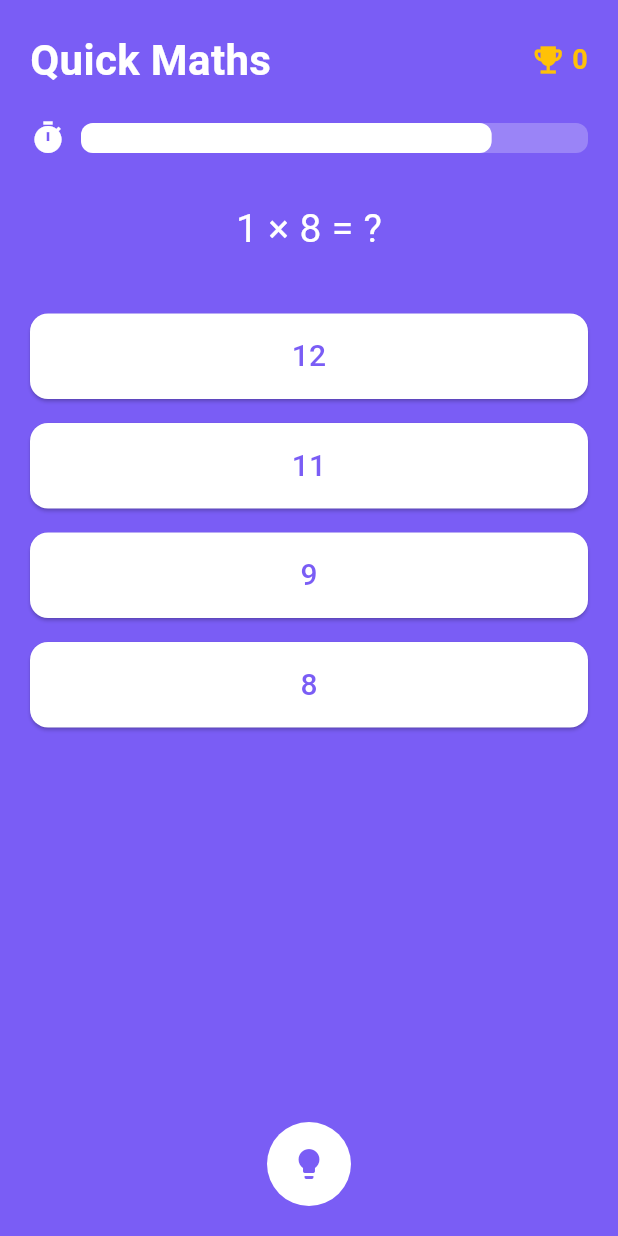
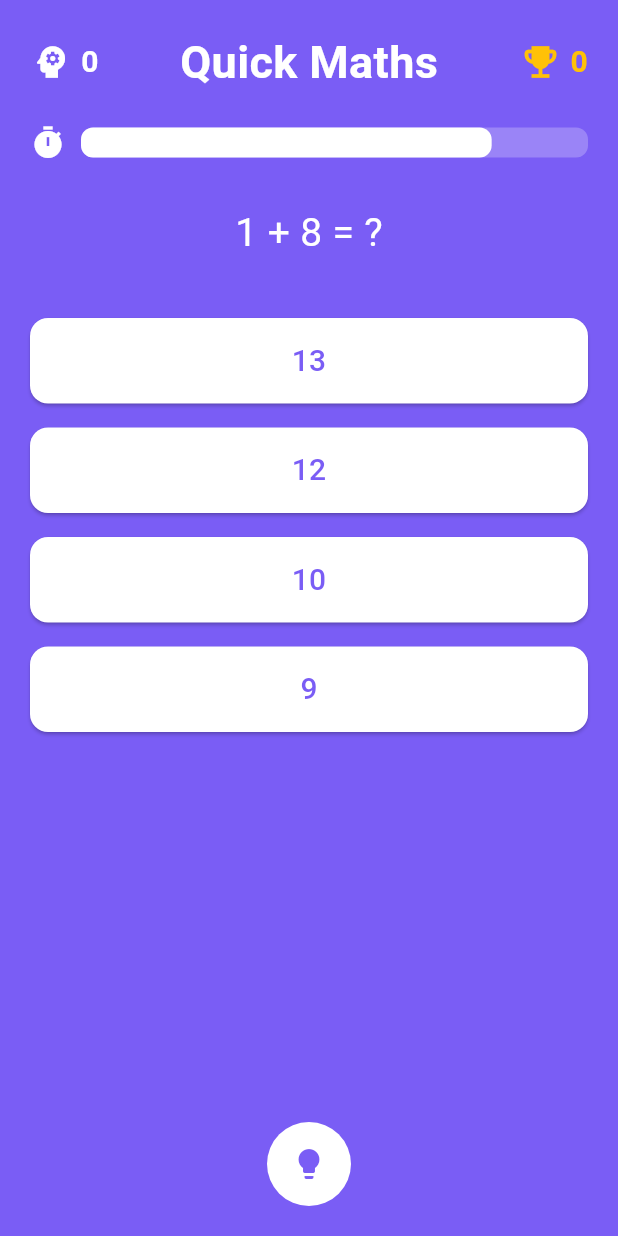
Before and after one commit to Subham29R/math-riddle-app, a Flutter app: the QuickMathPage screen opened directly, on a phone screen of 412 x 824 dp. Run offline on Flutter 3.47's test engine with Material 3 defaults, Android fonts, the light colour scheme and no system bars; our stand-ins replace shared_preferences; accounts and stored records are empty.

Commit message:
Updated the quick math screen

```diff
--- a/lib/quick_math_page.dart
+++ b/lib/quick_math_page.dart
@@ -15,6 +15,7 @@ class _QuickMathPageState extends State<QuickMathPage>
   int _score = 0;
   int _bestScore = 0;
   int _correctAnswer = 0;
+  String? _explanation;
   String _question = '';
   List<int> _options = [];
   late AnimationController _controller;
@@ -23,7 +24,9 @@ class _QuickMathPageState extends State<QuickMathPage>
   late AnimationController _hintAnimController;
   late Animation<double> _hintScaleAnimation;
 
-  Timer? _hintTimer;
+  int _lastTimerDuration = 10;
+  bool hintStarted = false;
+  bool _isBooleanQuestion = false;
 
   @override
   void initState() {
@@ -34,11 +37,30 @@ class _QuickMathPageState extends State<QuickMathPage>
       vsync: this,
     )..addStatusListener((status) {
         if (status == AnimationStatus.completed) {
-        _goToResult();
+          _goToResult(
+            wasWrong: true,
+            question: _question,
+            yourAnswer: _isBooleanQuestion
+                ? "No Answer"
+                : "No Answer",
+            correctAnswer: _isBooleanQuestion
+                ? (_correctAnswer == 1 ? "True" : "False")
+                : _correctAnswer.toString(),
+            explanation: _explanation,
+          );
         }
       });
 
     _animation = Tween<double>(begin: 1.0, end: 0.0).animate(_controller);
+    _animation.addListener(() {
+      if (!hintStarted) {
+        final timeLeft = _controller.duration!.inSeconds * _animation.value;
+        if (timeLeft <= 5) {
+          hintStarted = true;
+          _hintAnimController.forward();
+        }
+      }
+    });
 
     _hintAnimController = AnimationController(
       vsync: this,
@@ -52,7 +74,7 @@ class _QuickMathPageState extends State<QuickMathPage>
     _hintAnimController.addStatusListener((status) {
       if (status == AnimationStatus.completed) {
         _hintAnimController.reverse();
-      } else if (status == AnimationStatus.dismissed) {
+      } else if (status == AnimationStatus.dismissed && _controller.isAnimating) {
         _hintAnimController.forward();
       }
     });
@@ -69,67 +91,132 @@ class _QuickMathPageState extends State<QuickMathPage>
   }
 
   void _generateQuestion() {
+    int timerSeconds;
+    if (_score < 10)
+      timerSeconds = 10;
+    else if (_score < 20)
+      timerSeconds = 9;
+    else if (_score < 30)
+      timerSeconds = 8;
+    else if (_score < 40)
+      timerSeconds = 7;
+    else if (_score < 50)
+      timerSeconds = 6;
+    else
+      timerSeconds = 5;
+
+    if (timerSeconds != _lastTimerDuration) {
+      WidgetsBinding.instance.addPostFrameCallback((_) {
+        ScaffoldMessenger.of(context).showSnackBar(
+          SnackBar(
+            content: Text(
+              '🔥 You’re doing great! Timer now: $timerSeconds seconds!',
+              style: TextStyle(color: Colors.white),
+            ),
+            backgroundColor: Colors.deepPurple,
+            duration: Duration(seconds: 2),
+          ),
+        );
+      });
+      _lastTimerDuration = timerSeconds;
+    }
+
+    _controller.duration = Duration(seconds: timerSeconds);
+    _controller.reset();
+    _controller.forward();
+
+    hintStarted = false;
+    _hintAnimController.reset();
+    _hintAnimController.stop();
+
     int a = _random.nextInt(10) + 1;
     int b = _random.nextInt(10) + 1;
-    int type = _random.nextInt(4);
     int answer;
     String q;
+    String explanation;
+    int type;
+
+    if (_score < 10)
+      type = 0;
+    else if (_score < 20)
+      type = 1;
+    else
+      type = _random.nextInt(5);
 
     if (type == 0) {
+      _isBooleanQuestion = false;
+      int style = _random.nextInt(3);
       answer = a + b;
-      int style = _random.nextInt(3);
       if (style == 0) {
         q = "? + $b = $answer";
+        explanation = "$answer - $b = $a";
         answer = a;
       } else if (style == 1) {
         q = "$a + ? = $answer";
+        explanation = "$answer - $a = $b";
         answer = b;
       } else {
         q = "$a + $b = ?";
-        answer = a + b;
+        explanation = "$a + $b = ${a + b}";
       }
     } else if (type == 1) {
+      _isBooleanQuestion = false;
       int result = (a > b) ? a - b : b - a;
       if (_random.nextBool()) {
         q = "? - $b = $result";
         answer = b + result;
+        explanation = "$answer - $b = $result";
       } else if (_random.nextBool()) {
         q = "$a - ? = $result";
         answer = a - result;
+        explanation = "$a - $answer = $result";
       } else {
         q = "$a - $b = ?";
         answer = a - b;
+        explanation = "$a - $b = ${a - b}";
       }
     } else if (type == 2) {
+      _isBooleanQuestion = false;
       answer = a * b;
       q = "$a × $b = ?";
-    } else {
+      explanation = "$a × $b = $answer";
+    } else if (type == 3) {
+      _isBooleanQuestion = false;
       answer = a;
       int product = a * b;
       q = "$product ÷ $b = ?";
+      explanation = "$product ÷ $b = $answer";
+    } else {
+      _isBooleanQuestion = true;
+      int leftA = _random.nextInt(10) + 1;
+      int leftB = _random.nextInt(10) + 1;
+      int rightA = _random.nextInt(10) + 1;
+      int rightB = _random.nextInt(10) + 1;
+
+      int leftVal = leftA + leftB;
+      int rightVal = rightA + rightB;
+
+      bool useGreater = _random.nextBool();
+      bool isCorrect = useGreater ? (leftVal > rightVal) : (leftVal < rightVal);
+
+      q = "$leftA + $leftB ${useGreater ? ">" : "<"} $rightA + $rightB";
+      answer = isCorrect ? 1 : 0;
+      explanation = "$leftVal ${useGreater ? ">" : "<"} $rightVal is ${isCorrect ? "True" : "False"}";
+      _options = [1, 0];
     }
 
+    if (type != 4) {
       Set<int> optionSet = {answer};
       while (optionSet.length < 4) {
         optionSet.add(answer + _random.nextInt(10) - 5);
       }
-
       _options = optionSet.toList()..shuffle();
+    }
 
     setState(() {
       _question = q;
       _correctAnswer = answer;
-    });
-
-    _controller.reset();
-    _controller.forward();
-
-    _hintTimer?.cancel();
-    _hintAnimController.stop();
-    _hintAnimController.reset();
-
-    _hintTimer = Timer(Duration(seconds: 5), () {
-      _hintAnimController.forward();
+      _explanation = explanation;
     });
   }
 
@@ -143,10 +230,13 @@ class _QuickMathPageState extends State<QuickMathPage>
       _goToResult(
         wasWrong: true,
         question: _question,
-        yourAnswer: selected.toString(),
-        correctAnswer: _correctAnswer.toString(),
-        explanation:
-            'Because $_question is solved as $_correctAnswer = $_question logic here.',
+        yourAnswer: _isBooleanQuestion
+            ? (selected == 1 ? "True" : "False")
+            : selected.toString(),
+        correctAnswer: _isBooleanQuestion
+            ? (_correctAnswer == 1 ? "True" : "False")
+            : _correctAnswer.toString(),
+        explanation: _explanation,
       );
     }
   }
@@ -168,8 +258,7 @@ class _QuickMathPageState extends State<QuickMathPage>
     Navigator.pushReplacement(
       context,
       MaterialPageRoute(
-        builder:
-            (_) => ResultPage(
+        builder: (_) => ResultPage(
           score: _score,
           bestScore: max(_score, bestScore),
           wasWrong: wasWrong,
@@ -186,7 +275,6 @@ class _QuickMathPageState extends State<QuickMathPage>
   void dispose() {
     _controller.dispose();
     _hintAnimController.dispose();
-    _hintTimer?.cancel();
     super.dispose();
   }
 
@@ -203,33 +291,21 @@ class _QuickMathPageState extends State<QuickMathPage>
                 crossAxisAlignment: CrossAxisAlignment.center,
                 children: [
                   Row(
+                    mainAxisAlignment: MainAxisAlignment.spaceBetween,
                     children: [
-                      Expanded(
-                        child: Text(
-                          'Quick Maths',
-                          style: TextStyle(
-                            color: Colors.white,
-                            fontSize: 28,
-                            fontWeight: FontWeight.bold,
-                          ),
-                        ),
-                      ),
                       Row(
                         children: [
-                          Icon(
-                            Icons.emoji_events,
-                            color: Colors.amber,
-                            size: 24,
+                          Icon(Icons.psychology, color: Colors.white, size: 28),
+                          SizedBox(width: 6),
+                          Text('$_score', style: TextStyle(color: Colors.white, fontSize: 20, fontWeight: FontWeight.bold)),
+                        ],
                       ),
-                          SizedBox(width: 4),
-                          Text(
-                            '$_bestScore',
-                            style: TextStyle(
-                              color: Colors.amber,
-                              fontSize: 18,
-                              fontWeight: FontWeight.bold,
-                            ),
-                          ),
+                      Text('Quick Maths', style: TextStyle(color: Colors.white, fontSize: 30, fontWeight: FontWeight.bold)),
+                      Row(
+                        children: [
+                          Icon(Icons.emoji_events, color: Colors.amber, size: 28),
+                          SizedBox(width: 6),
+                          Text('$_bestScore', style: TextStyle(color: Colors.amber, fontSize: 20, fontWeight: FontWeight.bold)),
                         ],
                       ),
                     ],
@@ -243,10 +319,7 @@ class _QuickMathPageState extends State<QuickMathPage>
                         child: AnimatedBuilder(
                           animation: _animation,
                           builder: (context, child) {
-                            Color barColor =
-                                _animation.value > 0.3
-                                    ? Colors.white
-                                    : Colors.red;
+                            Color barColor = _animation.value > 0.3 ? Colors.white : Colors.red;
                             return Container(
                               height: 20,
                               decoration: BoxDecoration(
@@ -270,19 +343,19 @@ class _QuickMathPageState extends State<QuickMathPage>
                     ],
                   ),
                   SizedBox(height: 30),
-                  Text(
-                    _question,
-                    style: TextStyle(color: Colors.white, fontSize: 26),
-                  ),
+                  Text(_question, style: TextStyle(color: Colors.white, fontSize: 26)),
                   SizedBox(height: 30),
-                  ..._options.map(
-                    (opt) => Padding(
+                  ..._options.map((opt) {
+                    String label = (_score >= 20 && _options.length == 2)
+                        ? (opt == 1 ? "True" : "False")
+                        : opt.toString();
+                    return Padding(
                       padding: const EdgeInsets.symmetric(vertical: 8.0),
                       child: SizedBox(
                         width: double.infinity,
                         child: ElevatedButton(
                           onPressed: () => _handleAnswer(opt),
-                          child: Text('$opt', style: TextStyle(fontSize: 20)),
+                          child: Text(label, style: TextStyle(fontSize: 20)),
                           style: ElevatedButton.styleFrom(
                             padding: EdgeInsets.symmetric(vertical: 14),
                             backgroundColor: Colors.white,
@@ -293,8 +366,8 @@ class _QuickMathPageState extends State<QuickMathPage>
                           ),
                         ),
                       ),
-                    ),
-                  ),
+                    );
+                  }),
                 ],
               ),
             ),
```
Lines whose indentation alone changed are shown as unchanged.
